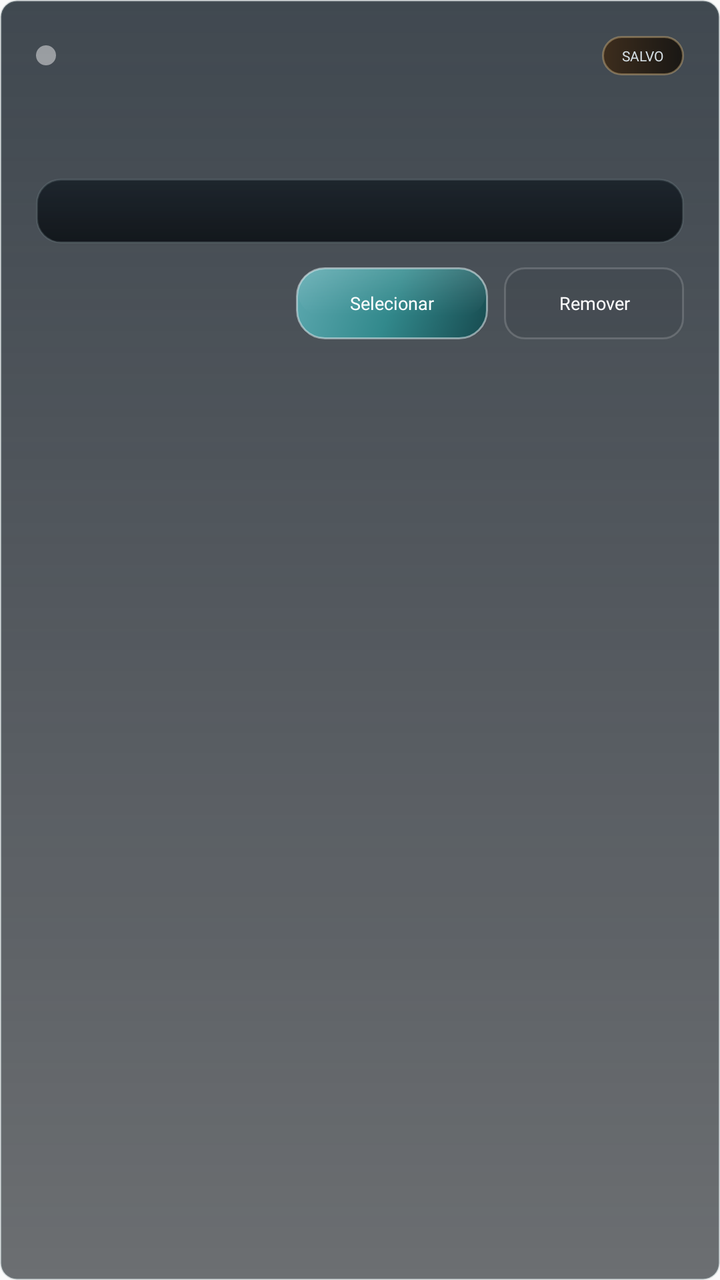
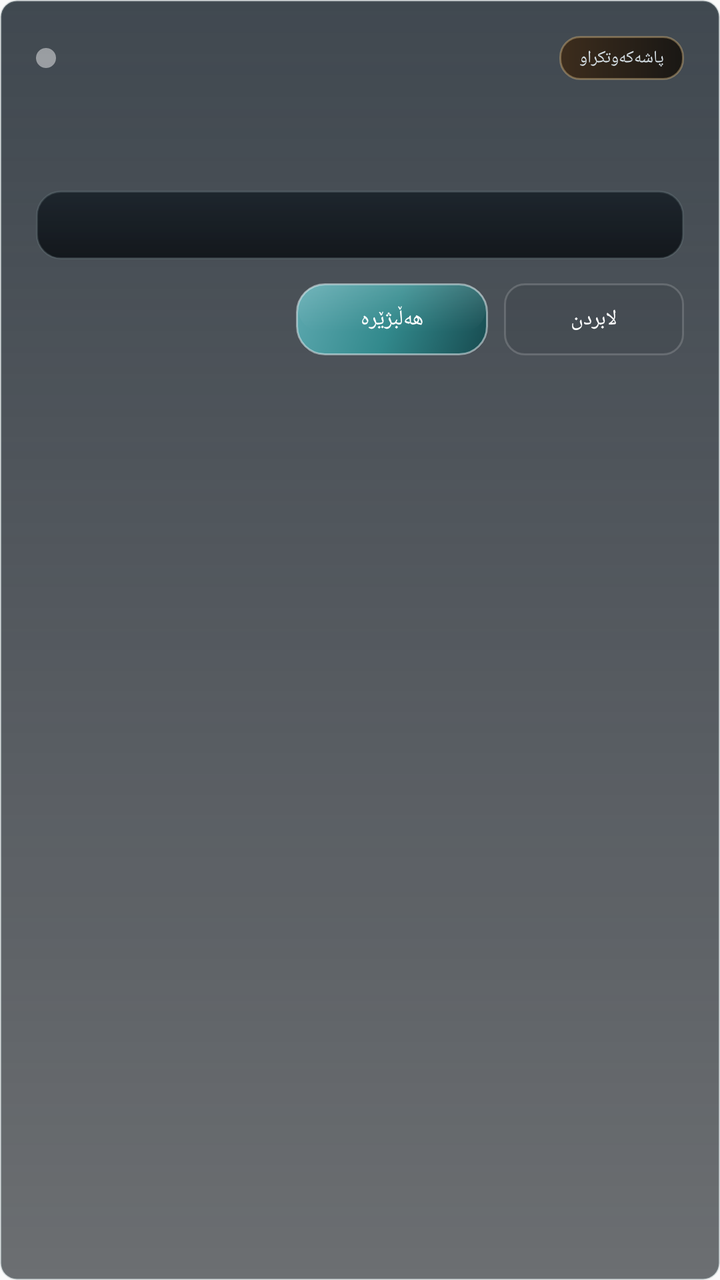

Before-and-after screenshots of an Android layout around one commit, followed by the original layout XML and the change that was made.
<!-- AndroidManifest.xml: application theme Theme.AppCompat.Light.NoActionBar.FullScreen -->
<!-- res/layout/item_server_selector.xml -->
<?xml version="1.0" encoding="utf-8"?>
<LinearLayout xmlns:android="http://schemas.android.com/apk/res/android"
    android:layout_width="match_parent"
    android:layout_height="wrap_content"
    android:layout_marginBottom="14dp"
    android:background="@drawable/home_server_option_default"
    android:orientation="vertical"
    android:paddingStart="18dp"
    android:paddingTop="18dp"
    android:paddingEnd="18dp"
    android:paddingBottom="18dp">

    <LinearLayout
        android:layout_width="match_parent"
        android:layout_height="wrap_content"
        android:gravity="center_vertical"
        android:orientation="horizontal">

        <View
            android:id="@+id/item_server_status"
            android:layout_width="10dp"
            android:layout_height="10dp"
            android:layout_marginEnd="10dp"
            android:background="@drawable/server_status_dot_loading" />

        <TextView
            android:id="@+id/item_server_name"
            android:layout_width="0dp"
            android:layout_height="wrap_content"
            android:layout_weight="1"
            android:ellipsize="end"
            android:fontFamily="@font/montserrat_bold"
            android:maxLines="1"
            android:textColor="@android:color/white"
            android:textSize="13sp" />

        <TextView
            android:layout_width="wrap_content"
            android:layout_height="wrap_content"
            android:background="@drawable/launcher_badge_gold"
            android:fontFamily="@font/montserrat_bold"
            android:paddingStart="10dp"
            android:paddingTop="5dp"
            android:paddingEnd="10dp"
            android:paddingBottom="5dp"
            android:text="SALVO"
            android:textAllCaps="true"
            android:textColor="@color/launcher_text_secondary"
            android:textSize="7sp" />
    </LinearLayout>

    <TextView
        android:id="@+id/item_server_players"
        android:layout_width="match_parent"
        android:layout_height="wrap_content"
        android:layout_marginTop="10dp"
        android:fontFamily="@font/montserrat_bold"
        android:textColor="@color/launcher_text_secondary"
        android:textSize="10sp" />

    <TextView
        android:id="@+id/item_server_meta"
        android:layout_width="match_parent"
        android:layout_height="wrap_content"
        android:layout_marginTop="6dp"
        android:fontFamily="@font/montserrat_medium"
        android:textColor="@color/launcher_text_muted"
        android:textSize="8.5sp" />

    <TextView
        android:id="@+id/item_server_address"
        android:layout_width="match_parent"
        android:layout_height="wrap_content"
        android:layout_marginTop="10dp"
        android:background="@drawable/launcher_field_surface_dark"
        android:fontFamily="@font/montserrat_medium"
        android:paddingStart="12dp"
        android:paddingTop="10dp"
        android:paddingEnd="12dp"
        android:paddingBottom="10dp"
        android:textColor="#D8E2EC"
        android:textSize="9sp" />

    <LinearLayout
        android:layout_width="match_parent"
        android:layout_height="wrap_content"
        android:layout_marginTop="12dp"
        android:gravity="end"
        android:orientation="horizontal">

        <TextView
            android:id="@+id/item_server_select_action"
            android:layout_width="wrap_content"
            android:layout_height="36dp"
            android:background="@drawable/home_server_select_button"
            android:fontFamily="@font/montserrat_bold"
            android:gravity="center"
            android:minWidth="96dp"
            android:paddingStart="16dp"
            android:paddingEnd="16dp"
            android:text="Selecionar"
            android:textColor="@android:color/white"
            android:textSize="9sp" />

        <TextView
            android:id="@+id/item_server_remove_action"
            android:layout_width="wrap_content"
            android:layout_height="36dp"
            android:layout_marginStart="8dp"
            android:background="@drawable/home_action_text_button"
            android:fontFamily="@font/montserrat_bold"
            android:gravity="center"
            android:minWidth="90dp"
            android:paddingStart="16dp"
            android:paddingEnd="16dp"
            android:text="Remover"
            android:textColor="@android:color/white"
            android:textSize="9sp" />
    </LinearLayout>

</LinearLayout>
<!-- resources referenced by this layout -->
<resources>
  <color name="launcher_text_muted">#8FA1AE</color>
  <color name="launcher_text_secondary">#D4DEE4</color>
  <!-- drawable home_action_text_button (drawable) -->
  <?xml version="1.0" encoding="utf-8"?>
  <shape xmlns:android="http://schemas.android.com/apk/res/android"
      android:shape="rectangle">
      <solid android:color="#140F141A" />
      <corners android:radius="10dp" />
      <stroke
          android:width="1dp"
          android:color="#2AFFFFFF" />
  </shape>
  <!-- drawable home_server_option_default (drawable) -->
  <?xml version="1.0" encoding="utf-8"?>
  <shape xmlns:android="http://schemas.android.com/apk/res/android"
      android:shape="rectangle">
      <gradient
                  android:angle="270"
                  android:startColor="#D31A242D"
                  android:centerColor="#B510171F"
                  android:endColor="#96080D12" />
      <corners android:radius="8dp" />
      <stroke
          android:width="1dp"
          android:color="@color/launcher_border_soft" />
  </shape>
  <!-- drawable launcher_badge_gold (drawable) -->
  <?xml version="1.0" encoding="utf-8"?>
  <shape xmlns:android="http://schemas.android.com/apk/res/android"
      android:shape="rectangle">
      <gradient
          android:angle="0"
          android:startColor="#3D2D1D"
          android:endColor="#191714" />
      <corners android:radius="10dp" />
      <stroke
          android:width="1dp"
          android:color="#6AD8B77E" />
  </shape>
  <!-- drawable launcher_field_surface_dark (drawable) -->
  <?xml version="1.0" encoding="utf-8"?>
  <shape xmlns:android="http://schemas.android.com/apk/res/android"
      android:shape="rectangle">
      <gradient
          android:angle="270"
          android:startColor="#C9121A22"
          android:endColor="#D2070B0F" />
      <corners android:radius="12dp" />
      <stroke
          android:width="1dp"
          android:color="@color/launcher_border_soft" />
  </shape>
  <!-- drawable server_status_dot_loading (drawable) -->
  <?xml version="1.0" encoding="utf-8"?>
  <shape xmlns:android="http://schemas.android.com/apk/res/android"
      android:shape="oval">
      <solid android:color="#76FFFFFF" />
  </shape>
  <style name="Theme.AppCompat.Light.NoActionBar.FullScreen" parent="@style/Theme.AppCompat.Light.NoActionBar">
          <item name="android:windowNoTitle">true</item>
          <item name="android:windowActionBar">false</item>
          <item name="android:windowFullscreen">true</item>
          <item name="android:windowContentOverlay">@null</item>
          <item name="android:windowLayoutInDisplayCutoutMode">shortEdges</item>
      </style>
  <color name="launcher_border_soft">#42798A91</color>
  <color name="launcher_accent_teal">#32898C</color>
  <color name="launcher_accent_teal_dark">#174A4F</color>
  <!-- unchanged entries left out for length: 1 -->
</resources>

<!-- the commit's change to res/layout/item_server_selector.xml (unified diff, before → after) -->
@@ -43,10 +43,10 @@
             android:paddingTop="5dp"
             android:paddingEnd="10dp"
             android:paddingBottom="5dp"
-            android:text="SALVO"
+            android:text="پاشەکەوتکراو"
             android:textAllCaps="true"
             android:textColor="@color/launcher_text_secondary"
-            android:textSize="7sp" />
+            android:textSize="8.5sp" />
     </LinearLayout>
 
     <TextView
@@ -56,7 +56,7 @@
         android:layout_marginTop="10dp"
         android:fontFamily="@font/montserrat_bold"
         android:textColor="@color/launcher_text_secondary"
-        android:textSize="10sp" />
+        android:textSize="11.5sp" />
 
     <TextView
         android:id="@+id/item_server_meta"
@@ -65,7 +65,7 @@
         android:layout_marginTop="6dp"
         android:fontFamily="@font/montserrat_medium"
         android:textColor="@color/launcher_text_muted"
-        android:textSize="8.5sp" />
+        android:textSize="10sp" />
 
     <TextView
         android:id="@+id/item_server_address"
@@ -79,7 +79,7 @@
         android:paddingEnd="12dp"
         android:paddingBottom="10dp"
         android:textColor="#D8E2EC"
-        android:textSize="9sp" />
+        android:textSize="10.5sp" />
 
     <LinearLayout
         android:layout_width="match_parent"
@@ -98,9 +98,9 @@
             android:minWidth="96dp"
             android:paddingStart="16dp"
             android:paddingEnd="16dp"
-            android:text="Selecionar"
+            android:text="هەڵبژێرە"
             android:textColor="@android:color/white"
-            android:textSize="9sp" />
+            android:textSize="10.5sp" />
 
         <TextView
             android:id="@+id/item_server_remove_action"
@@ -113,9 +113,9 @@
             android:minWidth="90dp"
             android:paddingStart="16dp"
             android:paddingEnd="16dp"
-            android:text="Remover"
+            android:text="لابردن"
             android:textColor="@android:color/white"
-            android:textSize="9sp" />
+            android:textSize="10.5sp" />
     </LinearLayout>
 
 </LinearLayout>
